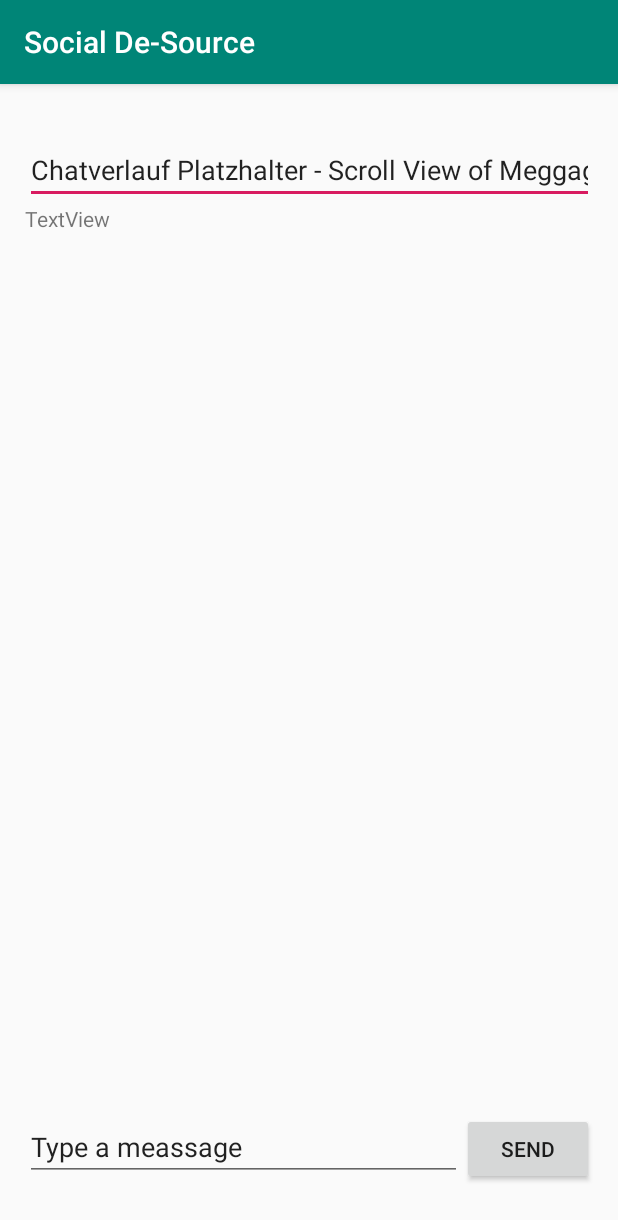
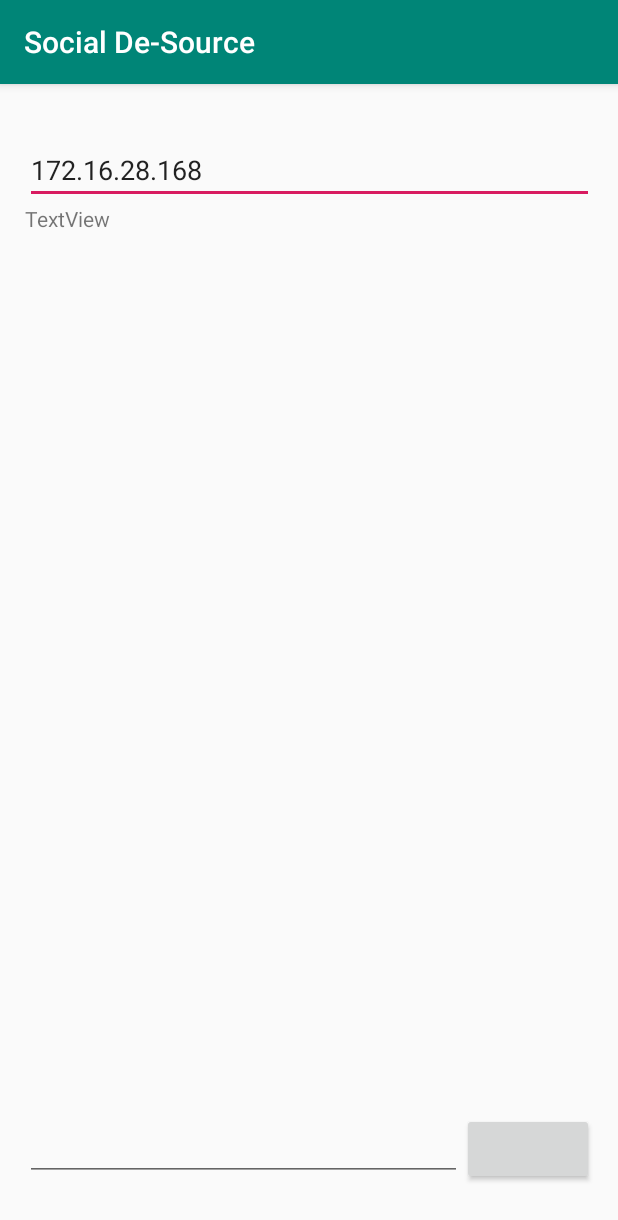
Before and after one commit to social-de-source/SDS, an Android app: the screen it shows after launch (MainActivity), on a phone screen of 412 x 824 dp. Shown: the top 1220 px of the screen. Run offline under Robolectric (Android 15) with nearby library versions, the phone set to English and light mode, and no system bars.

Commit message:
-Adding functional (Send)/Recieve function -Adding TextView for Chat Protocol

```diff
--- a/app/src/main/AndroidManifest.xml
+++ b/app/src/main/AndroidManifest.xml
@@ -1,6 +1,9 @@
 <?xml version="1.0" encoding="utf-8"?>
 <manifest xmlns:android="http://schemas.android.com/apk/res/android"
     package="com.example.socialde_source">
+
+
+    <uses-permission android:name="android.permission.INTERNET"/>
 
     <application
         android:allowBackup="true"
--- a/app/src/main/res/layout/activity_main.xml
+++ b/app/src/main/res/layout/activity_main.xml
@@ -26,7 +26,7 @@
             android:layout_weight="0.0"
             android:ems="10"
             android:inputType="textPersonName"
-            android:text="Chatverlauf Platzhalter - Scroll View of Meggages" />
+            android:text="172.16.28.168" />
 
         <ScrollView
             android:layout_width="match_parent"
@@ -36,7 +36,7 @@
             <TextView
                 android:id="@+id/tvChat"
                 android:layout_width="match_parent"
-                android:layout_height="match_parent"
+                android:layout_height="wrap_content"
                 android:text="TextView" />
         </ScrollView>
 
@@ -52,15 +52,13 @@
                 android:layout_height="wrap_content"
                 android:layout_weight="0.7"
                 android:ems="10"
-                android:inputType="textPersonName"
-                android:text="@string/enter_message" />
+                android:inputType="textPersonName" />
 
             <Button
                 android:id="@+id/SendButton"
                 android:layout_width="wrap_content"
                 android:layout_height="wrap_content"
-                android:onClick="onSend"
-                android:text="@string/button_send" />
+                android:onClick="onSend" />
         </LinearLayout>
     </LinearLayout>
 
--- a/app/src/main/res/values/strings.xml
+++ b/app/src/main/res/values/strings.xml
@@ -1,5 +1,3 @@
 <resources>
     <string name="app_name">Social De-Source</string>
-    <string name="enter_message">Type a meassage</string>
-    <string name="button_send">Send</string>
 </resources>
```
Also changed, not shown: app/src/main/java/com/example/socialde_source/MainActivity.java (+86 -1 lines).
